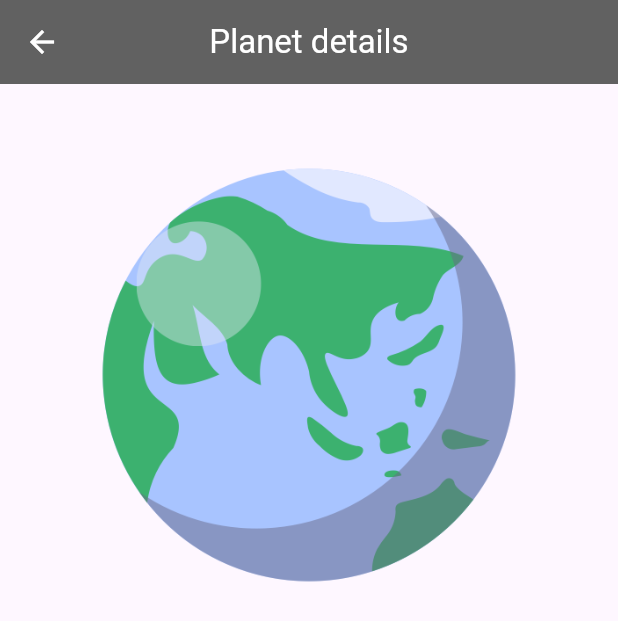
After one commit to k0alita/solar-system-app, a Flutter app: the screen it shows after launch, after a tap on "Mercury", on a phone screen of 412 x 824 dp. The commit adds this screen. Shown: the top 621 px of the screen. Run offline on Flutter 3.47's test engine with Material 3 defaults, Android fonts, the phone set to English and light mode, and no system bars.

Commit message:
Sprint 4: Navegacion y pantalla de detalles estatica para todos los planetas

```diff
--- /dev/null
+++ b/lib/screens/detail_screen.dart
@@ -0,0 +1,37 @@
+import 'package:flutter/material.dart';
+
+class DetailScreen extends StatelessWidget {
+  const DetailScreen({super.key});
+
+  @override
+  Widget build(BuildContext context) {
+    return Scaffold(
+      appBar: AppBar(
+        title: const Text(
+          "Planet details", style: TextStyle(color: Colors.white),
+        ),
+        centerTitle: true,
+        backgroundColor: Colors.grey.shade700,
+        leading: IconButton(
+          icon: const Icon(Icons.arrow_back, color: Colors.white,),
+          onPressed: () => Navigator.pop(context),
+        ),
+      ),
+      body: Center(
+        child: Padding(
+          padding: const EdgeInsets.all(24.0),
+          child: Column(
+            children: [
+              const SizedBox(height: 20),
+              Image.asset(
+                "assets/images/earth.png",
+                width: 300,
+                height: 300,
+              ),
+            ],
+          ),
+        ),
+      ),
+    );
+  }
+}
--- a/lib/screens/solar_screen.dart
+++ b/lib/screens/solar_screen.dart
@@ -1,6 +1,7 @@
 import 'package:flutter/material.dart';
 import '../models/planet.dart';
 import '../planet_data.dart';
+import 'detail_screen.dart';
 
 class SolarScreen extends StatefulWidget {
   const SolarScreen({super.key});
@@ -12,7 +13,7 @@ class SolarScreen extends StatefulWidget {
 class _SolarScreenState extends State<SolarScreen> {
   final List<Planet> planets = PlanetProvider.getPlanets();
 
-  Widget crearTile(Planet planet) {
+  Widget crearTile(BuildContext context, Planet planet) {
     return ListTile(
       leading: Image.asset(
         planet.image,
@@ -29,6 +30,14 @@ class _SolarScreenState extends State<SolarScreen> {
         color: Colors.grey,
         size: 15,
       ),
+      onTap: () {
+        Navigator.push(
+          context,
+          MaterialPageRoute(
+            builder: (context) => const DetailScreen(),
+          ),
+        );
+      },
     );
   }
 
@@ -43,7 +52,7 @@ class _SolarScreenState extends State<SolarScreen> {
       body: ListView.builder(
         itemCount: planets.length,
         itemBuilder: (context, index) {
-          return crearTile(planets[index]);
+          return crearTile(context, planets[index]);
         },
       ),
     );
```
